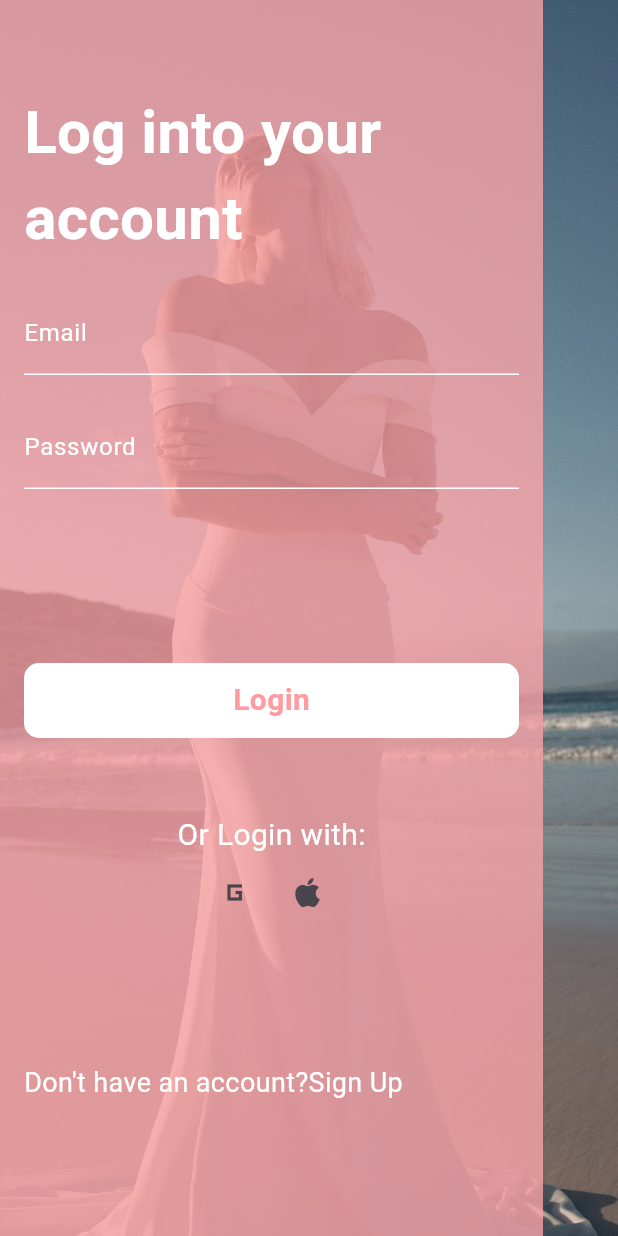
After one commit to MarianAdly21/Dress-Store, a Flutter app: the screen it shows after launch, on a phone screen of 412 x 824 dp. The commit adds this screen. Run offline on Flutter 3.47's test engine with Material 3 defaults, Android fonts, the phone set to English and light mode, and no system bars; our stand-ins replace bloc, firebase_auth, firebase_core, flutter_bloc; accounts and stored records are empty; project files that could hold a hidden picture were left out.

Commit message:
added login screen bloc

```diff
--- /dev/null
+++ b/lib/features/log_in/bloc/login_screen_bloc.dart
@@ -0,0 +1,42 @@
+import 'dart:async';
+import 'dart:developer';
+import 'package:bloc/bloc.dart';
+import 'package:firebase_auth/firebase_auth.dart';
+import 'package:meta/meta.dart';
+
+part 'login_screen_event.dart';
+part 'login_screen_state.dart';
+
+class LoginScreenBloc extends Bloc<LoginScreenEvent, LoginScreenState> {
+  LoginScreenBloc() : super(LoginScreenInitial()) {
+    on<ButtonLoginEvent>(_loginToAccount);
+  }
+
+  FutureOr<void> _loginToAccount(
+      ButtonLoginEvent event, Emitter<LoginScreenState> emit) async {
+    log("loginToAccount Called");
+    emit(LoadedState());
+    await Future.delayed(const Duration(seconds: 1));
+    try {
+      await FirebaseAuth.instance.signInWithEmailAndPassword(
+          email: event.email, password: event.password);
+      emit(LoginSuccessfllyState());
+    } on FirebaseAuthException catch (ex) {
+      // if (ex.code == 'user-not-found') {
+      //   emit(ErrorState(errorMessage: "No user found for that email"));
+      // } else if (ex.code == 'wrong-password') {
+      //   emit(ErrorState(errorMessage: "Wrong password provided for that user"));
+      // }
+       if (ex.code == 'invalid-credential') {
+        emit(ErrorState(errorMessage: "Invalid email or password."));
+      } else {
+        log("Unknown FirebaseAuth error: ${ex.code}");
+        emit(ErrorState(errorMessage: ex.message ?? "Erorr"));
+      }
+    } catch (e, st) {
+      log("General error: $e");
+      log("Stack trace: $st");
+      emit(ErrorState(errorMessage: e.toString()));
+    }
+  }
+}
--- /dev/null
+++ b/lib/features/log_in/bloc/login_screen_event.dart
@@ -0,0 +1,15 @@
+part of 'login_screen_bloc.dart';
+
+@immutable
+sealed class LoginScreenEvent {}
+
+class ButtonLoginEvent extends LoginScreenEvent {
+  final String email;
+  final String password;
+
+  ButtonLoginEvent({required this.email,required  this.password});
+}
+
+class OpenSignUpEvent extends LoginScreenEvent {}
+
+class LoginWithGoogleEvent extends LoginScreenEvent {}
--- /dev/null
+++ b/lib/features/log_in/bloc/login_screen_state.dart
@@ -0,0 +1,22 @@
+part of 'login_screen_bloc.dart';
+
+@immutable
+sealed class LoginScreenState {}
+
+final class LoginScreenInitial extends LoginScreenState {}
+
+class ErrorState extends LoginScreenState {
+ final String errorMessage;
+
+  ErrorState({required this.errorMessage});
+}
+
+class LoadedState extends LoginScreenState {
+
+}
+
+class LoginSuccessfllyState extends LoginScreenState {}
+
+class OpenSignUpState extends LoginScreenState {}
+
+class LoginWithGoogleState extends LoginScreenState {}
--- /dev/null
+++ b/lib/features/log_in/screen/login_screen.dart
@@ -0,0 +1,215 @@
+import 'dart:developer';
+import 'package:dress_store/features/Home/screens/home_screen.dart';
+import 'package:dress_store/features/helper/show_snak_bar.dart';
+import 'package:dress_store/features/log_in/bloc/login_screen_bloc.dart';
+import 'package:dress_store/features/sign_up/screen/sign_up_screen.dart';
+import 'package:dress_store/features/sign_up/widget/custom_text_field.dart';
+import 'package:dress_store/widgets/button_custom_widget.dart';
+import 'package:flutter/material.dart';
+import 'package:flutter_bloc/flutter_bloc.dart';
+
+class LoginScreen extends StatelessWidget {
+  const LoginScreen({super.key});
+
+  @override
+  Widget build(BuildContext context) {
+    return BlocProvider(
+      create: (context) => LoginScreenBloc(),
+      child: const LogInScreenWithBloc(),
+    );
+  }
+}
+
+class LogInScreenWithBloc extends StatefulWidget {
+  const LogInScreenWithBloc({super.key});
+
+  @override
+  State<LogInScreenWithBloc> createState() => _LogInScreenState();
+}
+
+class _LogInScreenState extends State<LogInScreenWithBloc> {
+  GlobalKey<FormState> formKey = GlobalKey();
+  String? email;
+  String? password;
+  bool isLoading = false;
+
+  @override
+  Widget build(BuildContext context) {
+    return Stack(
+      children: [
+        Container(
+          decoration: const BoxDecoration(
+            image: DecorationImage(
+              image: AssetImage('assets/images/splash.jpg'),
+              fit: BoxFit.cover,
+            ),
+          ),
+        ),
+        Container(
+          height: MediaQuery.of(context).size.height,
+          width: MediaQuery.of(context).size.width - 50,
+          // margin: const EdgeInsets.only(right: 50),
+          decoration: BoxDecoration(
+            color: const Color(0xffF8A3A7).withOpacity(0.8),
+          ),
+          child: Scaffold(
+            backgroundColor: Colors.transparent,
+            body: Padding(
+              padding: const EdgeInsets.symmetric(horizontal: 16),
+              child: SingleChildScrollView(
+                child: BlocListener<LoginScreenBloc, LoginScreenState>(
+                  listener: (context, state) {
+                    log('Current state: $state');
+                    if (state is ErrorState) {
+                      isLoading = false;
+                      showSnakBar(context, message: state.errorMessage);
+                    }
+                    if (state is LoadedState) {
+                      isLoading = true;
+                      log(isLoading.toString());
+                    }
+                    if (state is LoginSuccessfllyState) {
+                      Navigator.push(context,
+                          MaterialPageRoute(builder: (BuildContext) {
+                        return const HomeScreen();
+                      }));
+                    }
+                  },
+                  child: BlocBuilder<LoginScreenBloc, LoginScreenState>(
+                    builder: (context, state) {
+                      return Form(
+                        key: formKey,
+                        child: Column(
+                          crossAxisAlignment: CrossAxisAlignment.start,
+                          children: [
+                            const Padding(
+                              padding: EdgeInsets.only(top: 60),
+                              child: Text(
+                                "Log into your account",
+                                style: TextStyle(
+                                  fontSize: 40,
+                                  color: Colors.white,
+                                  fontWeight: FontWeight.bold,
+                                ),
+                              ),
+                            ),
+                            CustomTextFormField(
+                              labelText: "Email",
+                              onChanged: (value) {
+                                email = value;
+                              },
+                              validator: (value) {
+                                if (value!.isEmpty) {
+                                  return 'Please enter your email';
+                                }
+
+                                return null;
+                              },
+                            ),
+                            CustomTextFormField(
+                              validator: (value) {
+                                if (value!.isEmpty) {
+                                  return 'Please enter your email';
+                                }
+
+                                return null;
+                              },
+                              isHidden: true,
+                              labelText: "Password",
+                              onChanged: (value) {
+                                password = value;
+                              },
+                            ),
+                            const SizedBox(height: 100),
+                            ButtonCustomWidget(
+                                isloading: isLoading,
+                                onTap: () {
+                                  log(isLoading.toString());
+                                  log("Button tapped");
+                                  if (formKey.currentState!.validate()) {
+                                    log("Form validated");
+                                    currentBloc(context).add(ButtonLoginEvent(
+                                        email: email!, password: password!));
+                                    isLoading = false;
+                                    log(isLoading.toString());
+                                  } else {
+                                    log("Form not valid");
+                                  }
+                                },
+                                text: "Login"),
+                            const SizedBox(height: 50),
+                            Center(
+                              child: Column(
+                                children: [
+                                  const Text(
+                                    "Or Login with:",
+                                    style: TextStyle(
+                                      fontSize: 20,
+                                      color: Colors.white,
+                                    ),
+                                  ),
+                                  Row(
+                                    mainAxisSize: MainAxisSize.min,
+                                    children: [
+                                      IconButton(
+                                        onPressed: () {},
+                                        icon: const Icon(
+                                            Icons.g_mobiledata_sharp),
+                                        iconSize: 26,
+                                      ),
+                                      IconButton(
+                                        onPressed: () {},
+                                        icon: const Icon(Icons.apple),
+                                        iconSize: 26,
+                                      ),
+                                    ],
+                                  )
+                                ],
+                              ),
+                            ),
+                            const SizedBox(height: 90),
+                            Row(
+                              mainAxisAlignment: MainAxisAlignment.start,
+                              children: [
+                                const Text(
+                                  'Don\'t have an account?',
+                                  style: TextStyle(
+                                    color: Colors.white,
+                                    fontSize: 18,
+                                  ),
+                                ),
+                                GestureDetector(
+                                  onTap: () {
+                                    Navigator.push(context,
+                                        MaterialPageRoute(builder: (context) {
+                                      return const SignUpScreen();
+                                    }));
+                                  },
+                                  child: const Text(
+                                    'Sign Up',
+                                    style: TextStyle(
+                                      color: Colors.white,
+                                      fontSize: 18,
+                                    ),
+                                  ),
+                                ),
+                              ],
+                            ),
+                            const SizedBox(height: 10),
+                          ],
+                        ),
+                      );
+                    },
+                  ),
+                ),
+              ),
+            ),
+          ),
+        ),
+      ],
+    );
+  }
+
+  LoginScreenBloc currentBloc(BuildContext context) =>
+      context.read<LoginScreenBloc>();
+}
--- a/lib/features/sign_up/screen/sign_up_screen.dart
+++ b/lib/features/sign_up/screen/sign_up_screen.dart
@@ -33,7 +33,8 @@ class _SignUpScreenState extends State<SignUpScreen> {
         ),
         Container(
           height: MediaQuery.of(context).size.height,
-          margin: const EdgeInsets.only(right: 50),
+          width: MediaQuery.of(context).size.width - 50,
+          // margin: const EdgeInsets.only(right: 50),
           decoration: BoxDecoration(
             color: const Color(0xffF8A3A7).withOpacity(0.8),
           ),
@@ -98,6 +99,7 @@ class _SignUpScreenState extends State<SignUpScreen> {
                             if (value.length < 6) {
                               return 'Password must be at least 6 characters';
                             }
+                            return null;
                           },
                           onChanged: (value) {
                             password = value;
@@ -109,6 +111,7 @@ class _SignUpScreenState extends State<SignUpScreen> {
                             if (value != password) {
                               return 'Please enter your Password Correctlly';
                             }
+                            return null;
                           },
                           isHidden: true,
                           labelText: "Reenter your Password"),
--- a/lib/main.dart
+++ b/lib/main.dart
@@ -1,4 +1,4 @@
-import 'package:dress_store/features/log_in/screen/log_in_screen.dart';
+import 'package:dress_store/features/log_in/screen/login_screen.dart';
 import 'package:firebase_core/firebase_core.dart';
 import 'package:flutter/material.dart';
 
@@ -19,7 +19,7 @@ class DressStore extends StatelessWidget {
   Widget build(BuildContext context) {
     return const MaterialApp(
       debugShowCheckedModeBanner: false,
-      home: LogInScreen(),
+      home: LoginScreen(),
     );
   }
 }
--- a/lib/widgets/button_custom_widget.dart
+++ b/lib/widgets/button_custom_widget.dart
@@ -4,12 +4,14 @@ class ButtonCustomWidget extends StatelessWidget {
   const ButtonCustomWidget({
     super.key,
     this.backgroundColor,
+    this.isloading = false,
     required this.onTap,
     required this.text,
   });
   final void Function() onTap;
   final String text;
   final Color? backgroundColor;
+  final bool isloading;
   @override
   Widget build(BuildContext context) {
     return GestureDetector(
@@ -23,7 +25,12 @@ class ButtonCustomWidget extends StatelessWidget {
             color: backgroundColor ?? Colors.white,
           ),
           child: Center(
-            child: Text(
+            child: isloading
+                ? const CircularProgressIndicator(
+                    strokeWidth: 3,
+                    color: Color(0xffFF9A9F),
+                  )
+                : Text(
                     text,
                     style: const TextStyle(
                       fontSize: 20,
```
Also changed, not shown: lib/features/helper/show_snak_bar.dart (+9 -1 lines), lib/features/log_in/screen/log_in_screen.dart (deleted, +0 -185 lines). Lines whose indentation alone changed are shown as unchanged.
